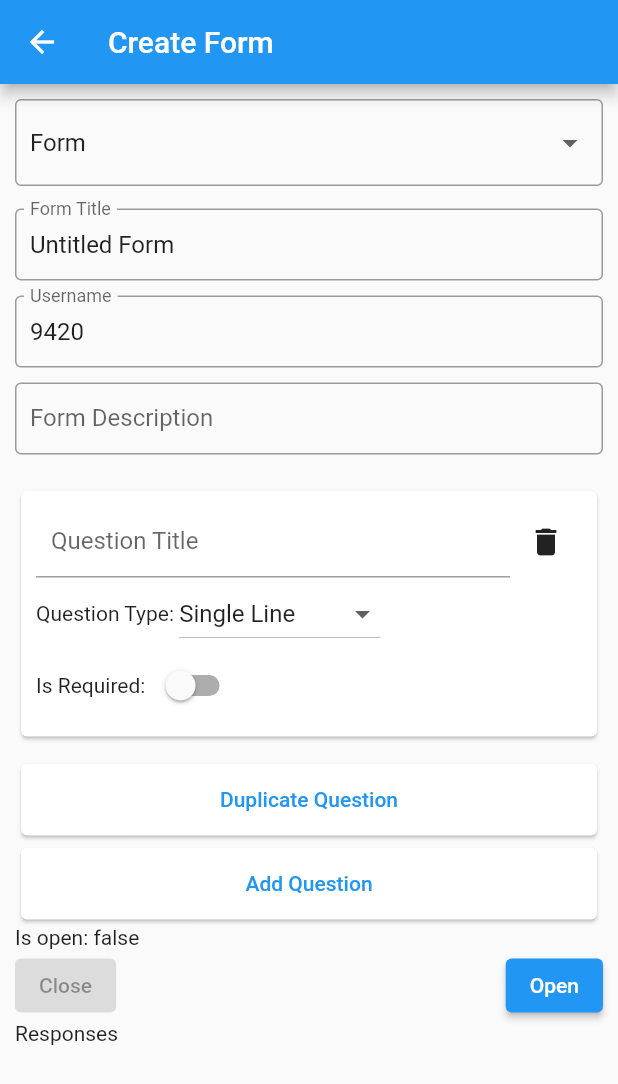
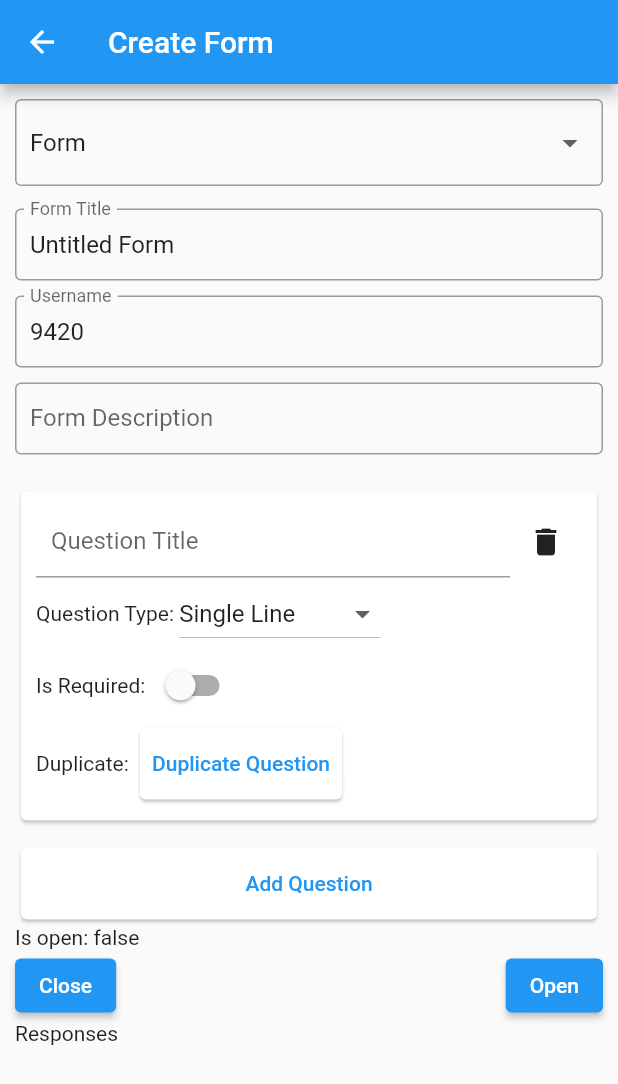
Before and after one commit to Crazzygamerr/SNDR, a Flutter app: the CreateForm screen opened by its route, after a tap on "Duplicate Question", after a tap on the "delete" icon, on a phone screen of 412 x 824 dp. Shown: the top 1084 px of the screen. Run offline on Flutter 3.47's test engine with Material 2 defaults, Android fonts, the phone set to English and light mode, and no system bars; our stand-ins replace camera, file_picker, open_filex, permission_handler; missing offline and left inert: nearby_connections.

Commit message:
question duplication and username

```diff
--- a/lib/CreateForm.dart
+++ b/lib/CreateForm.dart
@@ -219,6 +219,7 @@
                                 ),
                               ],
                             ),
+
                             if(
                               form["content"][index]["type"] == QuestionTypes.multipleChoice.value
                               || form["content"][index]["type"] == QuestionTypes.checkbox.value
@@ -233,6 +234,7 @@
                                 itemBuilder: (context, index2) {
                                   //print(index);
                                   //print(index2);
+
                                   return Row(
                                     children: [
                                       if(form["content"][index]["type"] == QuestionTypes.multipleChoice.value)
@@ -282,6 +284,40 @@
                                 ],
                               ),
                             ],
+                            Row(
+                              children: [
+                                const Text("Duplicate: "),
+                                Card(
+                                  child: TextButton(
+                                    onPressed: () => setState(() {
+
+                                      //var length= form["content"].length-1;
+                                      var l=form["content"][index]["options"].length-1;
+                                      form["content"].add(form["content"][index]);
+
+                                      //form["content"].add(LinkedHashMap.from(form["content"][length]));
+                                      //print(form["content"]);
+                                      optionControllers.add([
+                                        TextEditingController(text:form["content"][index]["options"][0] ),
+                                      ]);
+                                      for (var i = 0; i <= l; i++) {
+                                        // print(form["content"][length]["options"][i]);
+                                        optionControllers[form["content"].length-1].add(
+                                          TextEditingController(text:form["content"][index]["options"][i] ),
+                                        );
+                                      }
+                                      //form["content"].add({
+                                      //"type": form["content"][length]["type"] ,
+                                      //"title": form["content"][length]["title"] ,
+                                      //"options": form["content"][length]["options"]
+                                      //});
+
+                                    }),
+                                    child: const Text('Duplicate Question'),
+                                  ),
+                                ),
+                              ],
+                            ),
                           ],
                         ),
                       )
@@ -291,22 +327,7 @@
                 const SizedBox(height: 10),
 
 
-                Card(
-                  child: TextButton(
-                    onPressed: () => setState(() {
 
-                      var length= form["content"].length-1;
-                      form["content"].add(form["content"][length]);
-
-                      //form["content"].add(LinkedHashMap.from(form["content"][length]));
-                      print(form["content"]);
-                      optionControllers.add([
-                        TextEditingController(text: "Option 1"),
-                      ]);
-                    }),
-                    child: const Text('Duplicate Question'),
-                  ),
-                ),
                 Card(
                   child: TextButton(
                     onPressed: () => setState(() {
@@ -336,13 +357,12 @@
                     onPressed: () {
                       NearbyService().stopAdvertising();
                       // developer.log(QuestionTypes.dropdown.value);
-<<<<<<< Updated upstream
-                      // developer.log(const JsonEncoder.withIndent("  ").convert(form));
-=======
+
+                      // developer.log(const JsonEncoder.withIndent("  ").convert(form)
 
                       developer.log(const JsonEncoder.withIndent("  ").convert(form));
 
->>>>>>> Stashed changes
+
                     },
                     child: const Text('Close'),
                   ),
--- a/lib/Home.dart
+++ b/lib/Home.dart
@@ -39,8 +39,8 @@
       Provider.of<NearbyService>(context, listen: false).errorHandledByHome = true;
     }
   }
-<<<<<<< Updated upstream
-=======
+
+
   List<bool> permissions = [false, false, false, false];
   void checkPermissions() async {
     // permissions[0] = await Permission.location.isGranted;
@@ -62,7 +62,7 @@
     //permissions[3] = await Nearby().checkLocationPermission() && await Nearby().checkLocationEnabled();
     setState(() {});
   }
->>>>>>> Stashed changes
+
 
   // CameraController? controller;
 
--- a/lib/main.dart
+++ b/lib/main.dart
@@ -22,11 +22,9 @@
   @override
   void initState() {
     super.initState();
-<<<<<<< Updated upstream
+
     initialize();
-=======
-     initialize();
->>>>>>> Stashed changes
+
   }
 
   void initialize() async {
--- a/pubspec.yaml
+++ b/pubspec.yaml
@@ -41,7 +41,7 @@
   file_picker: ^5.2.1
   camera: ^0.10.0+3
   open_filex: ^4.1.1
-
+  permission_handler: ^10.2.0
 dev_dependencies:
   flutter_test:
     sdk: flutter
```
Also changed, not shown: pubspec.lock, 2 other files.
